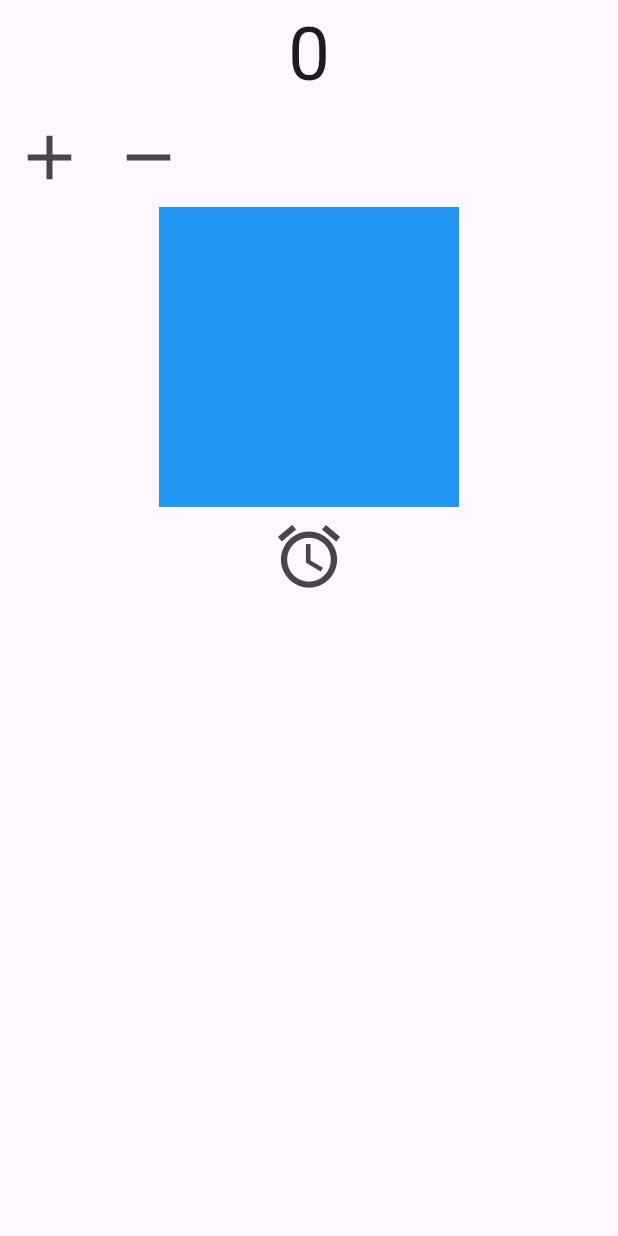
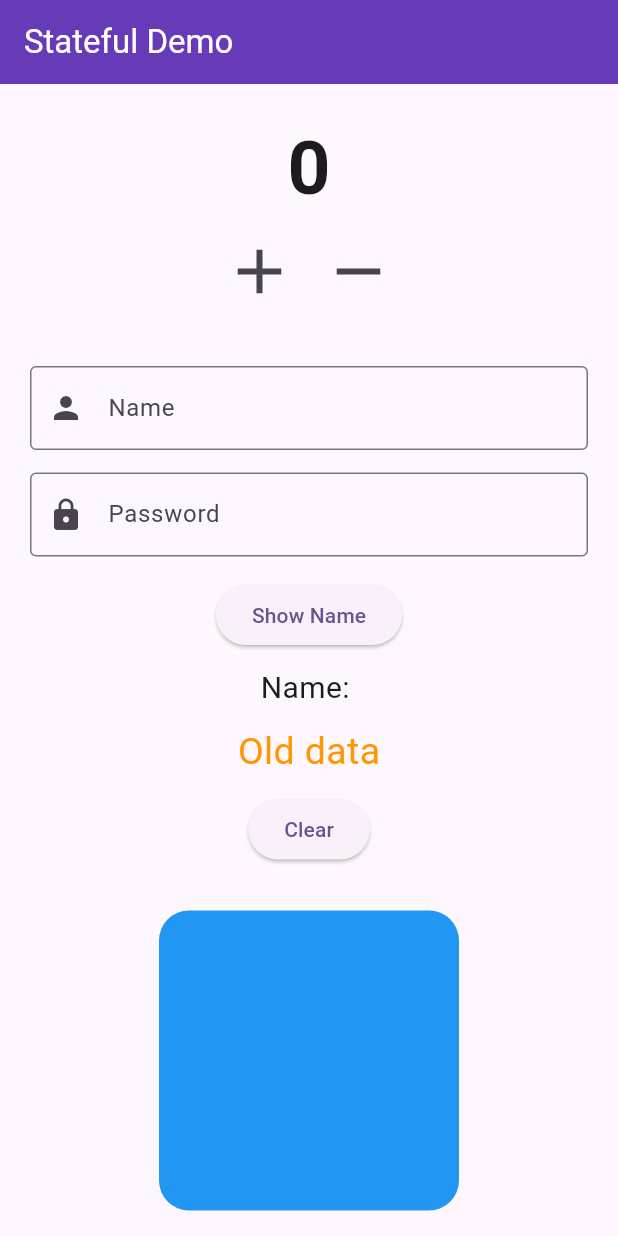
Before and after one commit to AkifNaveed12/app-dev-labs, a Flutter app: the Statefulldemo screen opened directly, on a phone screen of 412 x 824 dp. Run offline on Flutter 3.47's test engine with Material 3 defaults, Android fonts, the phone set to English and light mode, and no system bars.

Commit message:
lab 05 statefull demo

```diff
--- a/lab_05/lib/StatefullDemo.dart
+++ b/lab_05/lib/StatefullDemo.dart
@@ -1,88 +1,282 @@
 import 'package:flutter/material.dart';
 
 class Statefulldemo extends StatefulWidget {
-  // const Statefulldemo({super.key});
+  const Statefulldemo({super.key});
 
   @override
   State<Statefulldemo> createState() => _StatefulldemoState();
 }
 
 class _StatefulldemoState extends State<Statefulldemo> {
+
+  // STATE VARIABLES
+
   String str = 'Old data';
+
   int counter = 0;
-  double _h= 200, _w = 200;
+
+  double _h = 200;
+  double _w = 200;
+
   Color _c = Colors.blue;
+
   bool flag = true;
+
+  // TEXT FIELD CONTROLLERS
+
+  TextEditingController _nameController =
+      TextEditingController();
+
+  TextEditingController _passwordController =
+      TextEditingController();
+
 
   @override
   Widget build(BuildContext context) {
+
     return Scaffold(
-      body: Center(
+
+      appBar: AppBar(
+        title: const Text('Stateful Demo'),
+        backgroundColor: Colors.deepPurple,
+        foregroundColor: Colors.white,
+      ),
+
+      body: SingleChildScrollView(
+
+        padding: const EdgeInsets.all(20),
+
         child: Column(
           children: [
-            Text('$counter', style: TextStyle(fontSize: 50)),
-            Center(
-              child: Row(
+
+            // -----------------------
+            // COUNTER
+            // -----------------------
+
+            Text(
+              '$counter',
+              style: const TextStyle(
+                fontSize: 50,
+                fontWeight: FontWeight.bold,
+              ),
+            ),
+
+            Row(
+              mainAxisAlignment: MainAxisAlignment.center,
               children: [
+
                 IconButton(
                   onPressed: () {
+
                     setState(() {
                       counter++;
                     });
+
                   },
-                    icon: Icon(Icons.add, size: 50),
+                  icon: const Icon(
+                    Icons.add,
+                    size: 50,
                   ),
+                ),
+
                 IconButton(
                   onPressed: () {
+
                     setState(() {
-                        if (counter > 0) counter--;
+
+                      if (counter > 0) {
+                        counter--;
+                      }
+
                     });
+
                   },
-                    icon: Icon(Icons.remove, size: 50),
+                  icon: const Icon(
+                    Icons.remove,
+                    size: 50,
                   ),
-
+                ),
 
               ],
             ),
+
+            const SizedBox(height: 30),
+
+
+            // -----------------------
+            // NAME INPUT
+            // -----------------------
+
+            TextField(
+              controller: _nameController,
+
+              decoration: const InputDecoration(
+                labelText: 'Name',
+                hintText: 'Enter your name',
+                prefixIcon: Icon(Icons.person),
+                border: OutlineInputBorder(),
               ),
-            Container(height: _h, width: _w, color: _c,),
-          IconButton(onPressed: (){
+
+              onSubmitted: (value) {
+
                 setState(() {
-           if(flag){
-             _h = 400;
-             _w =  400;
+                  str = value;
+                });
+
+              },
+            ),
+
+            const SizedBox(height: 15),
+
+
+            // -----------------------
+            // PASSWORD INPUT
+            // -----------------------
+
+            TextField(
+              controller: _passwordController,
+
+              obscureText: true,
+
+              decoration: const InputDecoration(
+                labelText: 'Password',
+                hintText: 'Enter your password',
+                prefixIcon: Icon(Icons.lock),
+                border: OutlineInputBorder(),
+              ),
+            ),
+
+            const SizedBox(height: 15),
+
+
+            // -----------------------
+            // SHOW INPUT
+            // -----------------------
+
+            ElevatedButton(
+              onPressed: () {
+
+                setState(() {});
+
+              },
+              child: const Text('Show Name'),
+            ),
+
+            const SizedBox(height: 10),
+
+            Text(
+              'Name: ${_nameController.text}',
+              style: const TextStyle(
+                fontSize: 20,
+              ),
+            ),
+
+            const SizedBox(height: 10),
+
+            Text(
+              str,
+              style: const TextStyle(
+                fontSize: 25,
+                color: Colors.orange,
+              ),
+            ),
+
+            const SizedBox(height: 10),
+
+
+            // -----------------------
+            // CLEAR
+            // -----------------------
+
+            ElevatedButton(
+              onPressed: () {
+
+                setState(() {
+
+                  _nameController.clear();
+                  _passwordController.clear();
+
+                  str = 'Cleared';
+
+                });
+
+              },
+              child: const Text('Clear'),
+            ),
+
+            const SizedBox(height: 30),
+
+
+            // -----------------------
+            // CONTAINER STATE
+            // -----------------------
+
+            AnimatedContainer(
+              duration: const Duration(
+                milliseconds: 500,
+              ),
+
+              height: _h,
+              width: _w,
+
+              decoration: BoxDecoration(
+                color: _c,
+                borderRadius: BorderRadius.circular(20),
+              ),
+            ),
+
+            const SizedBox(height: 20),
+
+
+            // -----------------------
+            // CHANGE CONTAINER
+            // -----------------------
+
+            IconButton(
+              onPressed: () {
+
+                setState(() {
+
+                  if (flag) {
+
+                    _h = 300;
+                    _w = 300;
                     _c = Colors.green;
+
                     flag = false;
 
+                  } else {
+
+                    _h = 200;
+                    _w = 200;
+                    _c = Colors.blue;
+
+                    flag = true;
                   }
-           else{
-             _h = 200;
-             _w =  200;
-             _c = Colors.blue;
-             flag = true;
 
-           }
                 });
 
-          }, icon: Icon(Icons.alarm, size: 50))
+              },
 
-            //
-            // Text(str, style: TextStyle(fontSize: 45),),
-            // IconButton(onPressed: (){
-            //
-            //   setState(
-            //           () {
-            //   str = 'New Data';
-            //   }
-            //   );
-            //
-            //
-            //   // print(str);
-            //
-            // }, icon: Icon(size: 50,Icons.ads_click))
+              icon: const Icon(
+                Icons.alarm,
+                size: 50,
+              ),
+            ),
+
           ],
         ),
       ),
     );
   }
+
+
+  @override
+  void dispose() {
+
+    _nameController.dispose();
+    _passwordController.dispose();
+
+    super.dispose();
   }
+}
--- a/lab_05/lib/main.dart
+++ b/lab_05/lib/main.dart
@@ -1,5 +1,7 @@
 import 'package:flutter/material.dart';
 import 'CustomContainer.dart';
+import 'StatefullDemo.dart';
+
 
 void main() {
   runApp(const MyApp());
@@ -11,13 +13,13 @@ class MyApp extends StatelessWidget {
   @override
   Widget build(BuildContext context) {
     return MaterialApp(
-      title: 'Flutter App',
+      title: 'Flutter Stateful Demo',
       theme: ThemeData(
         colorScheme: ColorScheme.fromSeed(
           seedColor: Colors.deepPurple,
         ),
       ),
-      home: HomeScreen(),
+      home: const Statefulldemo(),
     );
   }
 }
```
Lines whose indentation alone changed are shown as unchanged.
